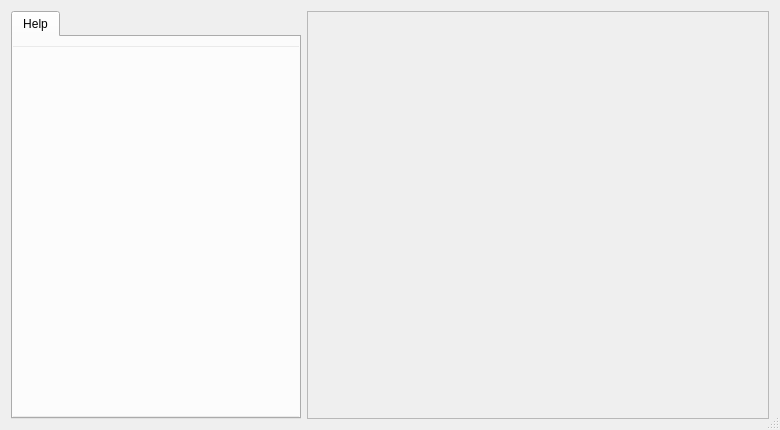
antiX-Linux/mx-installer, file memain.ui: the form before one commit.
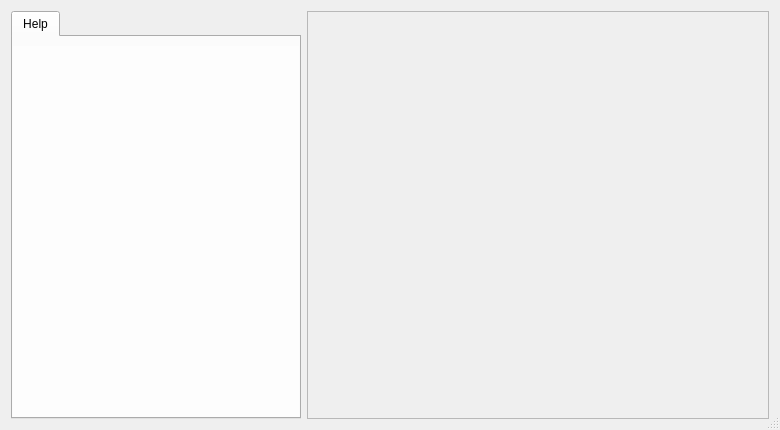
The form after the commit. Icons and pictures are not drawn.

Patch:
```diff
--- a/memain.ui
+++ b/memain.ui
@@ -50,7 +50,28 @@
        <height>0</height>
       </size>
      </property>
+     <property name="tabPosition">
+      <enum>QTabWidget::North</enum>
+     </property>
+     <property name="tabShape">
+      <enum>QTabWidget::Rounded</enum>
+     </property>
+     <property name="elideMode">
+      <enum>Qt::ElideNone</enum>
+     </property>
+     <property name="documentMode">
+      <bool>false</bool>
+     </property>
+     <property name="tabsClosable">
+      <bool>false</bool>
+     </property>
+     <property name="movable">
+      <bool>false</bool>
+     </property>
      <widget class="QWidget" name="tab">
+      <property name="autoFillBackground">
+       <bool>false</bool>
+      </property>
       <attribute name="title">
        <string>Help</string>
       </attribute>
@@ -69,15 +90,21 @@
          <verstretch>0</verstretch>
         </sizepolicy>
        </property>
+       <property name="autoFillBackground">
+        <bool>true</bool>
+       </property>
        <property name="styleSheet">
         <string notr="true">background-color: rgba(255, 255, 255, 85);
 color: rgb(24, 12, 12);</string>
        </property>
        <property name="frameShape">
-        <enum>QFrame::StyledPanel</enum>
+        <enum>QFrame::NoFrame</enum>
+       </property>
+       <property name="frameShadow">
+        <enum>QFrame::Plain</enum>
        </property>
        <property name="lineWidth">
-        <number>2</number>
+        <number>0</number>
        </property>
        <property name="verticalScrollBarPolicy">
         <enum>Qt::ScrollBarAsNeeded</enum>
@@ -95,9 +122,21 @@
          <x>0</x>
          <y>10</y>
          <width>291</width>
-         <height>361</height>
+         <height>371</height>
         </rect>
        </property>
+       <property name="autoFillBackground">
+        <bool>false</bool>
+       </property>
+       <property name="frameShape">
+        <enum>QFrame::NoFrame</enum>
+       </property>
+       <property name="frameShadow">
+        <enum>QFrame::Plain</enum>
+       </property>
+       <property name="lineWidth">
+        <number>0</number>
+       </property>
        <property name="text">
         <string/>
        </property>
```
